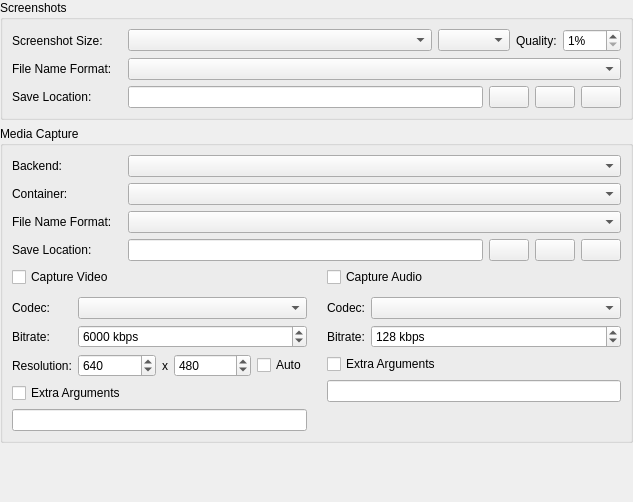
This is src/duckstation-qt/capturesettingswidget.ui in stenzek/duckstation as Qt 5 draws it before an edit. The edited form follows.
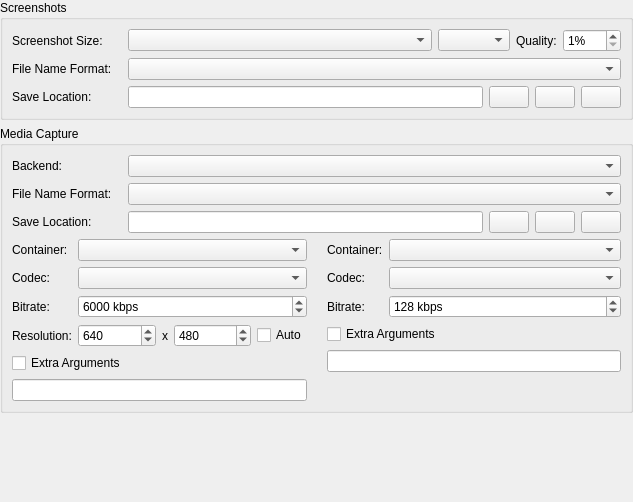
This is the edited form. Icons and pictures are not drawn.

Commit message:
Qt: Rework media capture menu
Turn audio/video-only capture into a menu choice, instead of a setting
toggle.

Patch:
```diff
--- a/src/duckstation-qt/capturesettingswidget.ui
+++ b/src/duckstation-qt/capturesettingswidget.ui
@@ -142,16 +142,6 @@
       <item row="0" column="1">
        <widget class="QComboBox" name="mediaCaptureBackend"/>
       </item>
-      <item row="1" column="0">
-       <widget class="QLabel" name="captureContainerLabel">
-        <property name="text">
-         <string>Container:</string>
-        </property>
-       </widget>
-      </item>
-      <item row="1" column="1">
-       <widget class="QComboBox" name="captureContainer"/>
-      </item>
       <item row="2" column="0">
        <widget class="QLabel" name="mediaCaptureSaveNameLabel">
         <property name="text">
@@ -218,21 +208,7 @@
          <number>10</number>
         </property>
         <item row="0" column="0">
-         <widget class="QCheckBox" name="enableVideoCapture">
-          <property name="text">
-           <string>Capture Video</string>
-          </property>
-         </widget>
-        </item>
-        <item row="0" column="1">
-         <widget class="QCheckBox" name="enableAudioCapture">
-          <property name="text">
-           <string>Capture Audio</string>
-          </property>
-         </widget>
-        </item>
-        <item row="1" column="0">
-         <widget class="QWidget" name="videoCaptureOptions" native="true">
+         <widget class="QWidget" name="videoCaptureOptions">
           <layout class="QFormLayout" name="videoCaptureOptionsLayout">
            <property name="leftMargin">
             <number>0</number>
@@ -247,23 +223,33 @@
             <number>0</number>
            </property>
            <item row="0" column="0">
+            <widget class="QLabel" name="videoCaptureContainerLabel">
+             <property name="text">
+              <string>Container:</string>
+             </property>
+            </widget>
+           </item>
+           <item row="0" column="1">
+            <widget class="QComboBox" name="videoCaptureContainer"/>
+           </item>
+           <item row="1" column="0">
             <widget class="QLabel" name="videoCaptureCodecLabel">
              <property name="text">
               <string>Codec:</string>
              </property>
             </widget>
            </item>
-           <item row="0" column="1">
+           <item row="1" column="1">
             <widget class="QComboBox" name="videoCaptureCodec"/>
            </item>
-           <item row="1" column="0">
+           <item row="2" column="0">
             <widget class="QLabel" name="videoCaptureBitrateLabel">
              <property name="text">
               <string>Bitrate:</string>
              </property>
             </widget>
            </item>
-           <item row="1" column="1">
+           <item row="2" column="1">
             <widget class="QSpinBox" name="videoCaptureBitrate">
              <property name="suffix">
               <string extracomment="Unit that will appear next to a number. Alter the space or whatever is needed before the text depending on your language."> kbps</string>
@@ -282,14 +268,14 @@
              </property>
             </widget>
            </item>
-           <item row="2" column="0">
+           <item row="3" column="0">
             <widget class="QLabel" name="videoCaptureResolutionLabel">
              <property name="text">
               <string>Resolution:</string>
              </property>
             </widget>
            </item>
-           <item row="2" column="1">
+           <item row="3" column="1">
             <layout class="QHBoxLayout" name="videoCaptureSizeLayout" stretch="1,0,1,0">
              <item>
               <widget class="QSpinBox" name="videoCaptureWidth">
@@ -340,20 +326,20 @@
             </layout>
            </item>
            <item row="4" column="0" colspan="2">
-            <widget class="QLineEdit" name="videoCaptureArguments"/>
-           </item>
-           <item row="3" column="0" colspan="2">
             <widget class="QCheckBox" name="enableVideoCaptureArguments">
              <property name="text">
               <string>Extra Arguments</string>
              </property>
             </widget>
            </item>
+           <item row="5" column="0" colspan="2">
+            <widget class="QLineEdit" name="videoCaptureArguments"/>
+           </item>
           </layout>
          </widget>
         </item>
-        <item row="1" column="1">
-         <widget class="QWidget" name="audioCaptureOptions" native="true">
+        <item row="0" column="1">
+         <widget class="QWidget" name="audioCaptureOptions">
           <layout class="QFormLayout" name="audioCaptureOptionsLayout">
            <property name="leftMargin">
             <number>0</number>
@@ -368,23 +354,33 @@
             <number>0</number>
            </property>
            <item row="0" column="0">
+            <widget class="QLabel" name="audioCaptureContainerLabel">
+             <property name="text">
+              <string>Container:</string>
+             </property>
+            </widget>
+           </item>
+           <item row="0" column="1">
+            <widget class="QComboBox" name="audioCaptureContainer"/>
+           </item>
+           <item row="1" column="0">
             <widget class="QLabel" name="audioCaptureCodecLabel">
              <property name="text">
               <string>Codec:</string>
              </property>
             </widget>
            </item>
-           <item row="0" column="1">
+           <item row="1" column="1">
             <widget class="QComboBox" name="audioCaptureCodec"/>
            </item>
-           <item row="1" column="0">
+           <item row="2" column="0">
             <widget class="QLabel" name="audioCaptureBitrateLabel">
              <property name="text">
               <string>Bitrate:</string>
              </property>
             </widget>
            </item>
-           <item row="1" column="1">
+           <item row="2" column="1">
             <widget class="QSpinBox" name="audioCaptureBitrate">
              <property name="suffix">
               <string> kbps</string>
@@ -403,14 +399,14 @@
              </property>
             </widget>
            </item>
-           <item row="2" column="0" colspan="2">
+           <item row="3" column="0" colspan="2">
             <widget class="QCheckBox" name="enableAudioCaptureArguments">
              <property name="text">
               <string>Extra Arguments</string>
              </property>
             </widget>
            </item>
-           <item row="3" column="0" colspan="2">
+           <item row="4" column="0" colspan="2">
             <widget class="QLineEdit" name="audioCaptureArguments"/>
            </item>
           </layout>
```
The commit also changes 16 other files.
